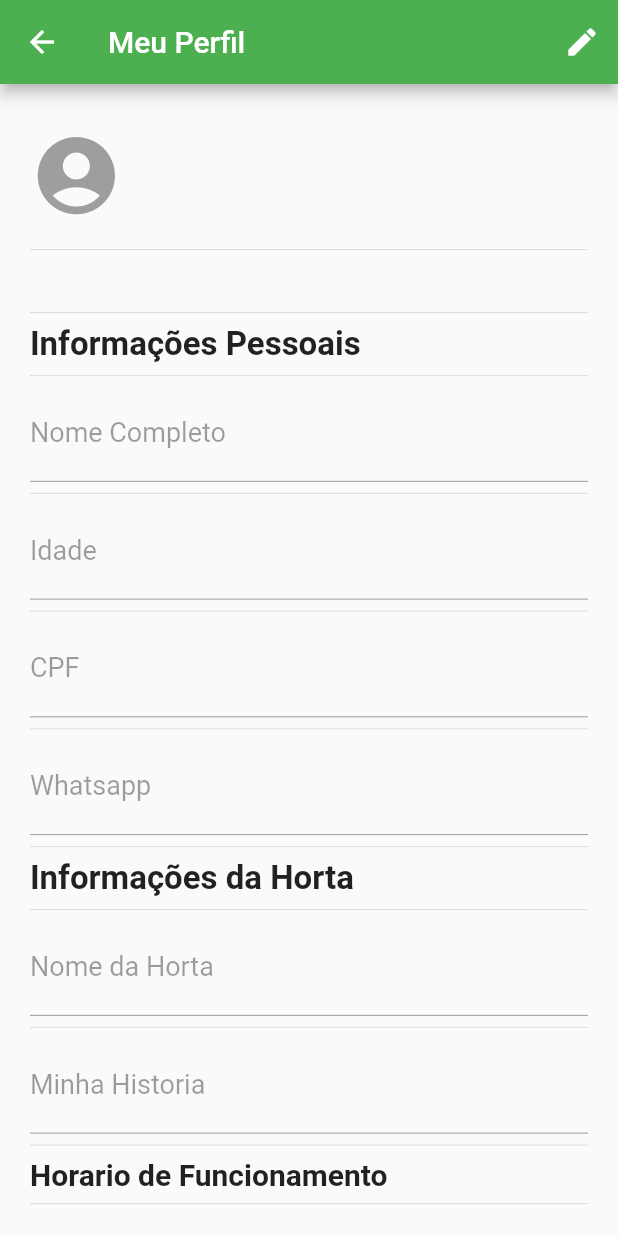
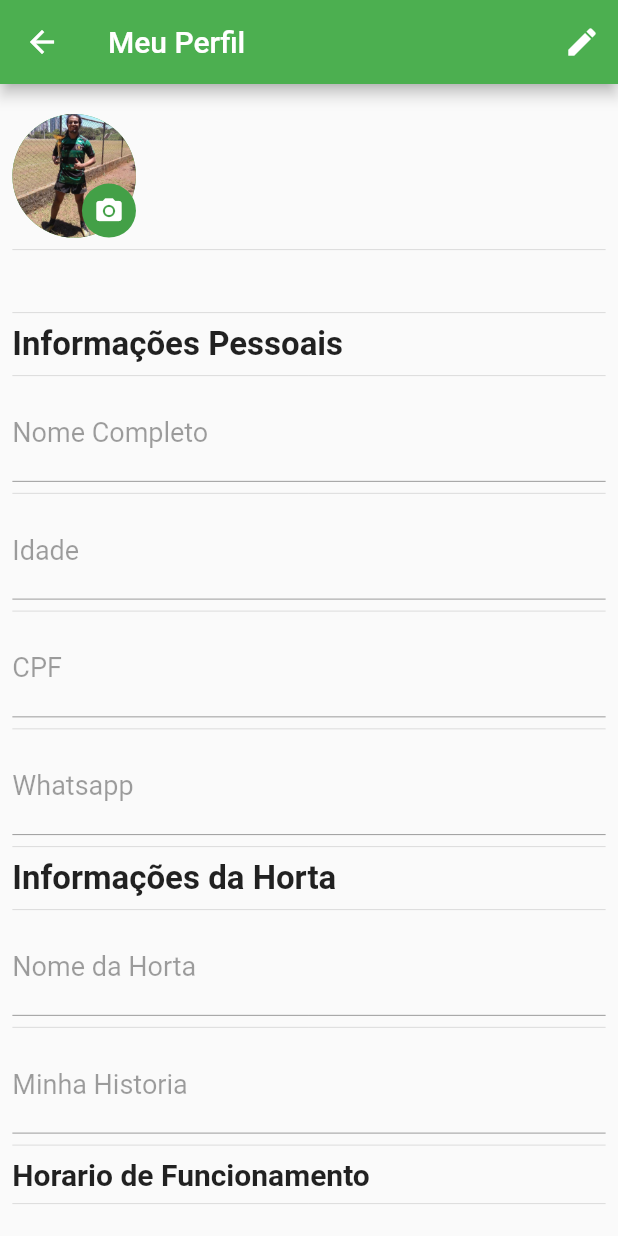
Before and after one commit to hectorguerrini/horta, a Flutter app: the PerfilScreenPage screen opened by its route, on a phone screen of 412 x 824 dp. Run offline on Flutter 3.47's test engine with Material 2 defaults, Android fonts, the phone set to English and light mode, and no system bars; our stand-ins replace cloud_firestore, firebase_auth, image_picker; accounts and stored records are empty; generated files the repository leaves out were written again; statements that could not run were skipped.

Commit message:
action sheet for photo perfil

```diff
--- a/lib/screens/perfil/perfil.dart
+++ b/lib/screens/perfil/perfil.dart
@@ -1,3 +1,5 @@
+import 'dart:io';
+
 import 'package:cloud_firestore/cloud_firestore.dart';
 import 'package:firebase_auth/firebase_auth.dart';
 import 'package:flutter/cupertino.dart';
@@ -5,6 +7,7 @@ import 'package:flutter/material.dart';
 import 'package:horta/icons_app_icons.dart';
 import 'package:horta/models/perfil.dart';
 import 'package:horta/services/database.dart';
+import 'package:image_picker/image_picker.dart';
 
 class PerfilScreenPage extends StatefulWidget {
   @override
@@ -12,6 +15,38 @@ class PerfilScreenPage extends StatefulWidget {
 }
 
 class _PerfilScreenState extends State<PerfilScreenPage> {
+  File _image;
+
+  Future getImage() async {
+    var image = await ImagePicker.pickImage(source: ImageSource.gallery);
+
+    setState(() {
+      _image = image;
+    });
+  }
+  Future actionSheetModel() async {
+    await showCupertinoModalPopup(
+      context: context,
+      builder: (context) {
+        return CupertinoActionSheet(
+          message: Text('Escolha uma opção'),
+          title: Text('Editar Foto'),
+          cancelButton: CupertinoActionSheetAction(
+            child: Text('Cancel'),
+            onPressed: () {
+              Navigator.pop(context);
+            },
+          ),
+          actions: <Widget>[
+            CupertinoActionSheetAction(
+              onPressed: getImage,
+              child: Text('Galeria')
+            )
+          ],
+        );
+      }
+    );
+  }
   final nomeCtrl = TextEditingController();
   final idadeCtrl = TextEditingController();
   final emailCtrl = TextEditingController();
@@ -77,19 +112,49 @@ class _PerfilScreenState extends State<PerfilScreenPage> {
         ],
       ),
       body: Container(
-          padding: EdgeInsets.symmetric(horizontal: 20, vertical: 20),
+          padding: EdgeInsets.symmetric(horizontal: size.width*0.02, vertical: 20),
           child: ListView(children: <Widget>[
             Row(
               mainAxisSize: MainAxisSize.max,
               mainAxisAlignment: MainAxisAlignment.start,
               children: <Widget>[
-                Icon(
-                  Icons.account_circle,
-                  color: Colors.grey,
-                  size: size.width * 0.15,
+                // Icon(
+                //   Icons.account_circle,
+                //   color: Colors.grey,
+                //   size: size.width * 0.15,
+                // ),
+                Stack(
+                  overflow: Overflow.visible,
+                  children: <Widget>[
+                    CircleAvatar(
+                      backgroundColor: Colors.green[600],
+                      radius: size.width * 0.1,
+                      backgroundImage: AssetImage('assets/foto.jpg'),
+
+                    ),
+                    Positioned(
+                      bottom: 0,
+                      right: 0,
+                      child: Container(
+                        width: 36,
+                        height: 36,
+                        decoration: BoxDecoration(
+                          color: Colors.green[600],
+                          borderRadius: BorderRadius.circular(80)
+                        ),
+                        alignment: AlignmentDirectional.center,
+                        child: IconButton(
+                          icon: Icon(Icons.camera_alt, size: 20),
+                          onPressed: actionSheetModel,
+                          color: Colors.white,
+
+                        ),
+                      ),
+                    ),
+                  ],
                 ),
                 Container(
-                    width: size.width * 0.75,
+                    width: size.width * 0.70,
                     height: size.height * 0.1,
                     alignment: Alignment.center,
                     constraints: BoxConstraints(
```
Also changed, not shown: lib/screens/camera/PictureScreen.dart (+76 -76 lines), pubspec.yaml (+4 -3 lines), assets/foto.jpg (added), pubspec.lock.
